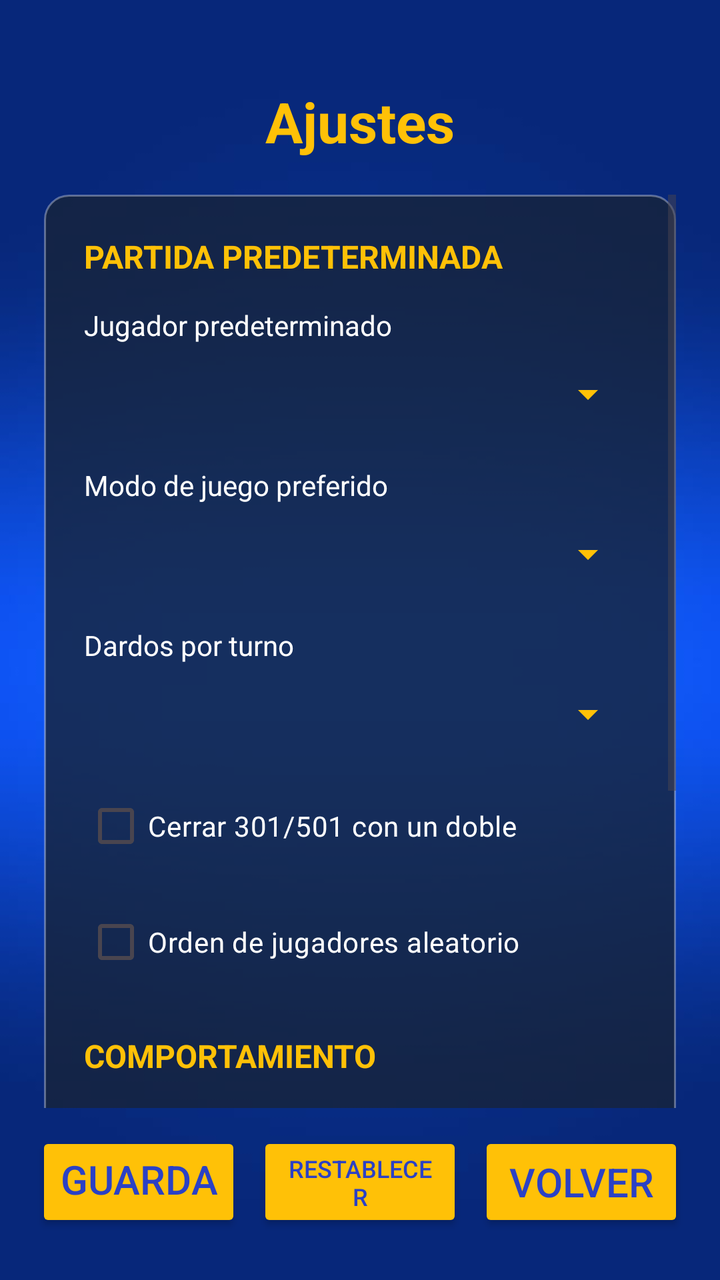
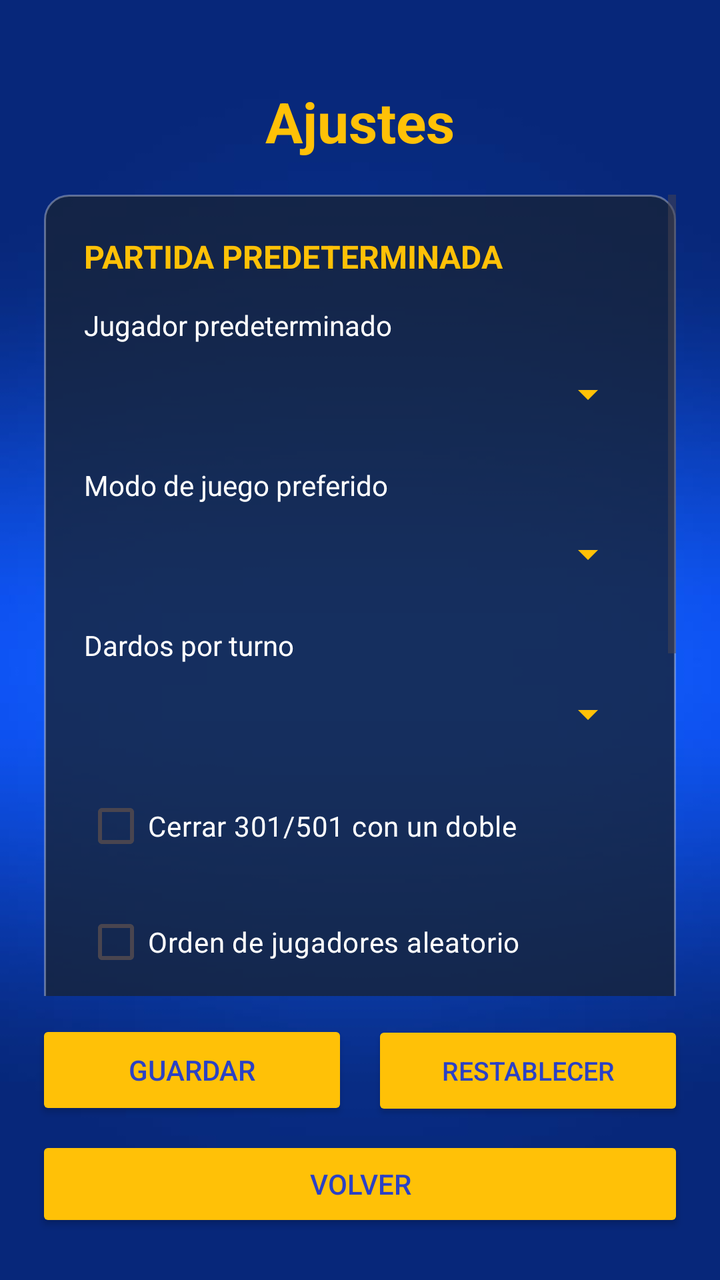

Before-and-after screenshots of an Android layout around one commit, followed by the original layout XML and the change that was made.
<!-- AndroidManifest.xml: application theme Theme.JuegosDeDardos -->
<!-- res/layout/activity_ajustes.xml -->
<?xml version="1.0" encoding="utf-8"?>
<androidx.constraintlayout.widget.ConstraintLayout
    xmlns:android="http://schemas.android.com/apk/res/android"
    xmlns:app="http://schemas.android.com/apk/res-auto"
    xmlns:tools="http://schemas.android.com/tools"
    android:id="@+id/main"
    android:layout_width="match_parent"
    android:layout_height="match_parent"
    android:background="@drawable/fondo"
    tools:context="activities.AjustesActivity">

    <TextView
        android:id="@+id/txtTituloAjustes"
        android:layout_width="wrap_content"
        android:layout_height="wrap_content"
        android:layout_marginTop="42dp"
        android:text="Ajustes"
        android:textColor="@color/gold"
        android:textSize="28sp"
        android:textStyle="bold"
        app:layout_constraintEnd_toEndOf="parent"
        app:layout_constraintStart_toStartOf="parent"
        app:layout_constraintTop_toTopOf="parent" />

    <ScrollView
        android:id="@+id/scrollAjustes"
        android:layout_width="0dp"
        android:layout_height="0dp"
        android:layout_marginStart="22dp"
        android:layout_marginTop="18dp"
        android:layout_marginEnd="22dp"
        android:layout_marginBottom="12dp"
        android:fillViewport="true"
        app:layout_constraintBottom_toTopOf="@id/contenedorBotonesAjustes"
        app:layout_constraintEnd_toEndOf="parent"
        app:layout_constraintStart_toStartOf="parent"
        app:layout_constraintTop_toBottomOf="@id/txtTituloAjustes">

        <LinearLayout
            android:layout_width="match_parent"
            android:layout_height="wrap_content"
            android:background="@drawable/fondo_panel_resultado"
            android:orientation="vertical"
            android:padding="20dp">

            <TextView style="@style/TituloSeccionAjustes" android:text="PARTIDA PREDETERMINADA" />
            <TextView style="@style/EtiquetaAjustes" android:text="Jugador predeterminado" />
            <Spinner android:id="@+id/spnJugadorPredeterminado" style="@style/SpinnerAjustes" />
            <TextView style="@style/EtiquetaAjustes" android:text="Modo de juego preferido" />
            <Spinner android:id="@+id/spnModoPredeterminado" style="@style/SpinnerAjustes" />
            <TextView style="@style/EtiquetaAjustes" android:text="Dardos por turno" />
            <Spinner android:id="@+id/spnDardosPredeterminados" style="@style/SpinnerAjustes" />
            <CheckBox android:id="@+id/chkCierreDoblePredeterminado" style="@style/CheckAjustes"
                android:text="Cerrar 301/501 con un doble" />
            <CheckBox android:id="@+id/chkOrdenAleatorioPredeterminado" style="@style/CheckAjustes"
                android:text="Orden de jugadores aleatorio" />

            <TextView style="@style/TituloSeccionAjustes" android:layout_marginTop="22dp"
                android:text="COMPORTAMIENTO" />
            <CheckBox android:id="@+id/chkMantenerMultiplicador" style="@style/CheckAjustes"
                android:text="Mantener seleccionado el multiplicador" />
            <CheckBox android:id="@+id/chkConfirmarSalida" style="@style/CheckAjustes"
                android:text="Confirmar antes de abandonar una partida" />
            <CheckBox android:id="@+id/chkVibracion" style="@style/CheckAjustes"
                android:text="Vibrar al registrar una tirada" />

            <TextView
                android:layout_width="match_parent"
                android:layout_height="wrap_content"
                android:layout_marginTop="20dp"
                android:text="Estas preferencias quedan guardadas. Su aplicación al resto de pantallas se realizará más adelante."
                android:textColor="#B3FFFFFF"
                android:textSize="12sp" />
        </LinearLayout>
    </ScrollView>

    <LinearLayout
        android:id="@+id/contenedorBotonesAjustes"
        android:layout_width="0dp"
        android:layout_height="wrap_content"
        android:layout_marginStart="18dp"
        android:layout_marginEnd="18dp"
        android:layout_marginBottom="24dp"
        android:gravity="center"
        android:orientation="horizontal"
        app:layout_constraintBottom_toBottomOf="parent"
        app:layout_constraintEnd_toEndOf="parent"
        app:layout_constraintStart_toStartOf="parent">

        <Button android:id="@+id/btnGuardarAjustes" style="@style/BotonPrincipal"
            android:layout_width="0dp" android:layout_height="50dp" android:layout_weight="1"
            android:text="Guardar" />
        <Button android:id="@+id/btnRestablecerAjustes" style="@style/BotonPrincipal"
            android:layout_width="0dp" android:layout_height="50dp" android:layout_marginHorizontal="8dp"
            android:layout_weight="1" android:text="Restablecer" android:textSize="12sp" />
        <Button android:id="@+id/btnVolverAjustes" style="@style/BotonPrincipal"
            android:layout_width="0dp" android:layout_height="50dp" android:layout_weight="1"
            android:text="Volver" />
    </LinearLayout>

</androidx.constraintlayout.widget.ConstraintLayout>
<!-- resources referenced by this layout -->
<resources>
  <color name="gold">#FFC107</color>
  <!-- drawable fondo: jpg bitmap (drawable, 5114 bytes) -->
  <!-- drawable fondo_panel_resultado (drawable) -->
  <?xml version="1.0" encoding="utf-8"?>
  <shape xmlns:android="http://schemas.android.com/apk/res/android"
      android:shape="rectangle">
  
      <solid android:color="#CC17243A" />
  
      <corners android:radius="12dp" />
  
      <stroke
          android:width="1dp"
          android:color="#55FFFFFF" />
  
  </shape>
  <style name="BotonPrincipal">
          <item name="android:backgroundTint">@color/gold</item>
          <item name="android:textColor">@color/blue</item>
          <item name="android:textSize">20sp</item>
      </style>
  <style name="CheckAjustes">
          <item name="android:layout_width">match_parent</item>
          <item name="android:layout_height">wrap_content</item>
          <item name="android:layout_marginTop">10dp</item>
          <item name="android:buttonTint">@color/gold</item>
          <item name="android:textColor">@android:color/white</item>
          <item name="android:textSize">14sp</item>
      </style>
  <style name="EtiquetaAjustes">
          <item name="android:layout_width">match_parent</item>
          <item name="android:layout_height">wrap_content</item>
          <item name="android:layout_marginTop">14dp</item>
          <item name="android:textColor">@android:color/white</item>
          <item name="android:textSize">14sp</item>
      </style>
  <style name="SpinnerAjustes">
          <item name="android:layout_width">match_parent</item>
          <item name="android:layout_height">44dp</item>
          <item name="android:layout_marginTop">3dp</item>
          <item name="android:backgroundTint">@color/gold</item>
      </style>
  <style name="TituloSeccionAjustes">
          <item name="android:layout_width">match_parent</item>
          <item name="android:layout_height">wrap_content</item>
          <item name="android:textColor">@color/gold</item>
          <item name="android:textSize">16sp</item>
          <item name="android:textStyle">bold</item>
      </style>
  <style name="Theme.JuegosDeDardos" parent="Base.Theme.JuegosDeDardos" />
  <color name="blue">#2B41C5</color>
  <style name="Base.Theme.JuegosDeDardos" parent="Theme.Material3.DayNight.NoActionBar">
  
          
          <item name="colorPrimary">@color/blue</item>
  
          
          <item name="android:windowDrawsSystemBarBackgrounds">true</item>
  
          
          <item name="android:statusBarColor">@color/blue</item>
  
          
          <item name="android:navigationBarColor">@color/blue</item>
  
          
          <item name="android:navigationBarDividerColor">@color/blue</item>
  
          
          <item name="android:windowLightStatusBar">false</item>
  
          
          <item name="android:windowLightNavigationBar">false</item>
  
      </style>
</resources>

<!-- the commit's change to res/layout/activity_ajustes.xml (unified diff, before → after) -->
@@ -82,20 +82,27 @@
         android:layout_marginEnd="18dp"
         android:layout_marginBottom="24dp"
         android:gravity="center"
-        android:orientation="horizontal"
+        android:orientation="vertical"
         app:layout_constraintBottom_toBottomOf="parent"
         app:layout_constraintEnd_toEndOf="parent"
         app:layout_constraintStart_toStartOf="parent">
 
-        <Button android:id="@+id/btnGuardarAjustes" style="@style/BotonPrincipal"
-            android:layout_width="0dp" android:layout_height="50dp" android:layout_weight="1"
-            android:text="Guardar" />
-        <Button android:id="@+id/btnRestablecerAjustes" style="@style/BotonPrincipal"
-            android:layout_width="0dp" android:layout_height="50dp" android:layout_marginHorizontal="8dp"
-            android:layout_weight="1" android:text="Restablecer" android:textSize="12sp" />
+        <LinearLayout
+            android:layout_width="match_parent"
+            android:layout_height="wrap_content"
+            android:orientation="horizontal">
+
+            <Button android:id="@+id/btnGuardarAjustes" style="@style/BotonPrincipal"
+                android:layout_width="0dp" android:layout_height="50dp" android:layout_weight="1"
+                android:layout_marginEnd="6dp" android:text="Guardar" android:textSize="14sp" />
+            <Button android:id="@+id/btnRestablecerAjustes" style="@style/BotonPrincipal"
+                android:layout_width="0dp" android:layout_height="50dp" android:layout_weight="1"
+                android:layout_marginStart="6dp" android:text="Restablecer" android:textSize="13sp" />
+        </LinearLayout>
+
         <Button android:id="@+id/btnVolverAjustes" style="@style/BotonPrincipal"
-            android:layout_width="0dp" android:layout_height="50dp" android:layout_weight="1"
-            android:text="Volver" />
+            android:layout_width="match_parent" android:layout_height="48dp"
+            android:layout_marginTop="8dp" android:text="Volver" android:textSize="14sp" />
     </LinearLayout>
 
 </androidx.constraintlayout.widget.ConstraintLayout>
